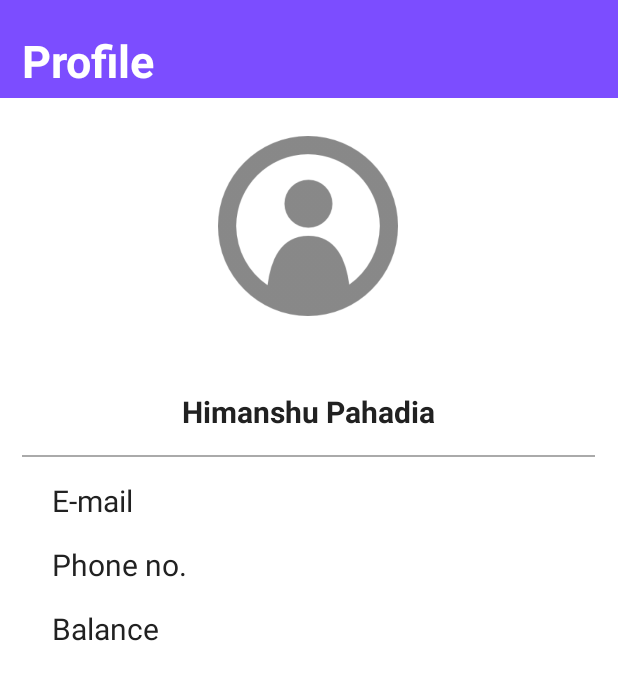
After one commit to anam123/LazyPizzaCool, an Android app: the ProfilePage screen opened directly, with no data from a screen before it, on a phone screen of 412 x 824 dp. The commit adds this screen. Shown: the top 680 px of the screen. Run offline under Robolectric (Android 15) with nearby library versions, the phone set to English and light mode, and no system bars.

Commit message:
Sahi Chal rahi h

```diff
--- a/app/build.gradle
+++ b/app/build.gradle
@@ -40,4 +40,5 @@ dependencies {
 
 
 
+
 apply plugin: 'com.google.gms.google-services'
--- a/app/src/main/AndroidManifest.xml
+++ b/app/src/main/AndroidManifest.xml
@@ -28,7 +28,8 @@
         <activity android:name=".MyOrders" />
         <activity android:name=".orderDetails" />
         <activity android:name=".MyBalance" />
-        <activity android:name=".SplashScreen"></activity>
+        <activity android:name=".SplashScreen" />
+        <activity android:name=".ProfilePage"></activity>
     </application>
 
 </manifest>
--- a/app/src/main/java/com/sahasu/lazypizza/MainActivity.java
+++ b/app/src/main/java/com/sahasu/lazypizza/MainActivity.java
@@ -150,6 +150,8 @@ public class MainActivity extends AppCompatActivity implements NavigationView.On
 
         if (id == R.id.profile) {
             // Handle the camera action
+            Intent myprofile = new Intent(getApplicationContext(), ProfilePage.class);
+            startActivity(myprofile);
         } else if (id == R.id.balance) {
             Intent mybalance = new Intent(getApplicationContext(), MyBalance.class);
             startActivity(mybalance);
--- /dev/null
+++ b/app/src/main/java/com/sahasu/lazypizza/ProfilePage.java
@@ -0,0 +1,25 @@
+package com.sahasu.lazypizza;
+
+import android.support.v7.app.AppCompatActivity;
+import android.os.Bundle;
+import android.widget.TextView;
+
+public class ProfilePage extends AppCompatActivity {
+
+    TextView profileMail, profilePhone, profileBalance;
+
+    @Override
+    protected void onCreate(Bundle savedInstanceState) {
+        super.onCreate(savedInstanceState);
+        setContentView(R.layout.activity_profile_page);
+
+        profileMail = (TextView) findViewById(R.id.profilemail);
+        profilePhone = (TextView) findViewById(R.id.profilePhone);
+        profileBalance = (TextView) findViewById(R.id.profileBalance);
+
+        profileMail.setText(data.email);
+        profilePhone.setText(data.phone);
+        profileBalance.setText(data.SC);
+
+    }
+}
--- /dev/null
+++ b/app/src/main/res/layout/activity_profile_page.xml
@@ -0,0 +1,146 @@
+<?xml version="1.0" encoding="utf-8"?>
+    <RelativeLayout
+        xmlns:android="http://schemas.android.com/apk/res/android"
+        xmlns:app="http://schemas.android.com/apk/res-auto"
+        xmlns:tools="http://schemas.android.com/tools"
+
+        android:layout_width="match_parent"
+        android:layout_height="match_parent"
+        android:background="#fff"
+        tools:context="com.sahasu.lazypizza.ProfilePage">
+
+        <View
+            android:id="@+id/myRectangleView"
+            android:layout_width="match_parent"
+            android:layout_height="65dp"
+            android:background="@drawable/backsolid"/>
+        <LinearLayout
+            android:layout_width="match_parent"
+            android:layout_height="wrap_content"
+            android:layout_centerHorizontal="true"
+            android:layout_marginTop="20dp"
+            android:layout_marginLeft="30dp"
+            android:orientation="vertical">
+
+            <LinearLayout
+                android:layout_width="match_parent"
+                android:layout_height="wrap_content"
+                android:orientation="horizontal" >
+
+                <TextView
+                    android:layout_width="wrap_content"
+                    android:layout_height="wrap_content"
+                    android:text="Profile"
+                    android:textColor="@android:color/white"
+                    android:textSize="@dimen/slide_title"
+                    android:textStyle="bold" />
+=
+
+            </LinearLayout>
+
+            <ImageView
+                android:layout_width="@dimen/img_width_height"
+                android:layout_height="@dimen/img_width_height"
+                android:src="@drawable/usergrey"
+                android:id="@+id/profilePicture"
+                android:layout_gravity="center_horizontal"
+                android:layout_margin="@dimen/icons_margin_bottom"/>
+
+
+            <TextView
+                android:layout_width="wrap_content"
+                android:layout_height="wrap_content"
+                android:layout_marginTop="20dp"
+                android:id="@+id/profileName"
+                android:layout_marginBottom="15dp"
+                android:text="Himanshu Pahadia"
+                android:textStyle="bold"
+                android:layout_gravity="center_horizontal"
+                android:textColor="@color/text_primary_color"
+                android:textSize="20dp" />
+
+            <View
+                android:layout_width="match_parent"
+                android:layout_height="1dp"
+                android:background="@android:color/darker_gray"/>
+
+
+            <LinearLayout
+                android:layout_width="wrap_content"
+                android:layout_height="wrap_content"
+                android:orientation="horizontal" >
+                <TextView
+                    android:layout_width="wrap_content"
+                    android:layout_height="wrap_content"
+                    android:layout_marginTop="15dp"
+                    android:layout_marginLeft="20dp"
+
+                    android:textSize="20dp"
+                    android:text="E-mail"
+                    android:textColor="@color/text_primary_color" />
+
+                <TextView
+                    android:id="@+id/profilemail"
+                    android:layout_width="wrap_content"
+                    android:layout_height="wrap_content"
+                    android:layout_marginLeft="20dp"
+
+
+                    android:layout_marginTop="15dp"
+                    android:text="himanshu14045@iiitd.ac.in"
+                    android:textColor="@color/secondary_text_color"
+                    android:textSize="16dp" />
+            </LinearLayout>
+
+            <LinearLayout
+                android:layout_width="wrap_content"
+                android:layout_height="wrap_content"
+                android:orientation="horizontal" >
+                <TextView
+                    android:layout_width="wrap_content"
+                    android:layout_height="wrap_content"
+                    android:layout_marginTop="15dp"
+                    android:layout_marginLeft="20dp"
+
+                    android:textSize="20dp"
+                    android:text="Phone no."
+                    android:textColor="@color/text_primary_color" />
+                <TextView
+                    android:id="@+id/profilePhone"
+                    android:layout_width="wrap_content"
+                    android:layout_height="wrap_content"
+                    android:layout_marginLeft="20dp"
+                    android:layout_marginTop="15dp"
+                    android:textSize="16dp"
+                    android:text="9898985544"
+                    android:textColor="@color/secondary_text_color" />
+            </LinearLayout>
+
+            <LinearLayout
+                android:layout_width="wrap_content"
+                android:layout_height="wrap_content"
+                android:orientation="horizontal" >
+                <TextView
+                    android:layout_width="wrap_content"
+                    android:layout_height="wrap_content"
+                    android:layout_marginTop="15dp"
+                    android:layout_marginLeft="20dp"
+
+                    android:textSize="20dp"
+                    android:text="Balance"
+                    android:textColor="@color/text_primary_color" />
+                <TextView
+                    android:id="@+id/profileBalance"
+                    android:layout_width="wrap_content"
+                    android:layout_height="wrap_content"
+                    android:layout_marginLeft="20dp"
+                    android:layout_marginTop="15dp"
+                    android:textSize="16dp"
+                    android:text="45 SC"
+                    android:textColor="@color/secondary_text_color" />
+            </LinearLayout>
+
+
+        </LinearLayout>
+
+    </RelativeLayout>
```
Also changed, not shown: app/src/main/res/drawable/usergrey.png (added).
